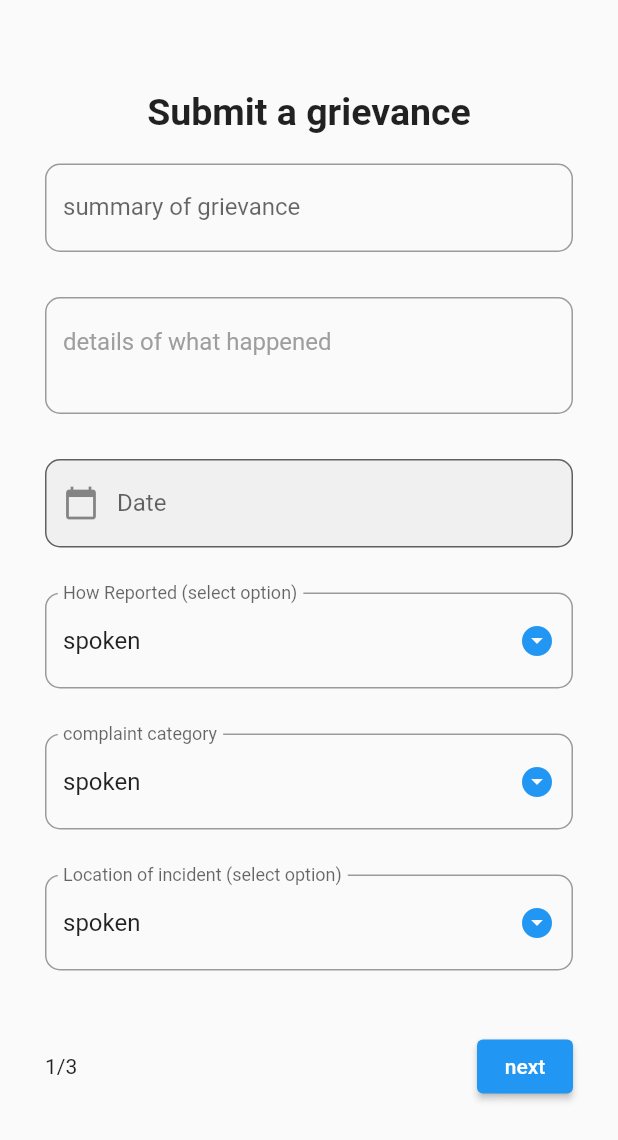
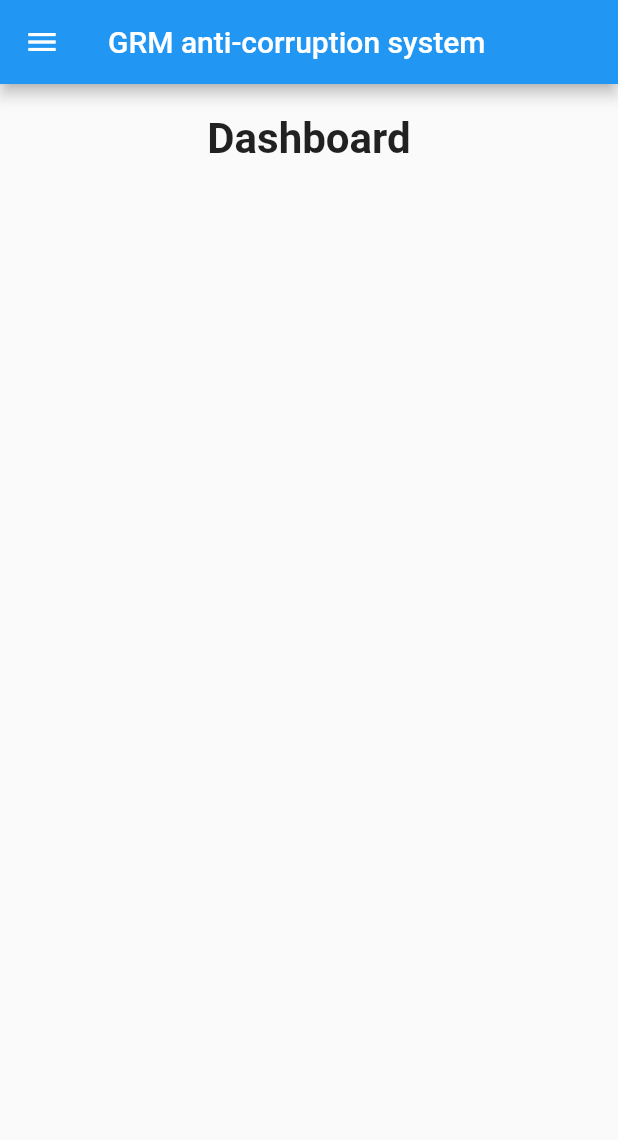
Before and after one commit to kristianinc/grm, a Flutter app: the screen it shows after launch, after a tap on "Sign In", on a phone screen of 412 x 824 dp. Shown: the top 1140 px of the screen. Run offline on Flutter 3.47's test engine with Material 2 defaults, Android fonts, the phone set to English and light mode, and no system bars; our stand-ins replace file_picker; network calls fail.

Commit message:
UI and form navigation improved

```diff
--- /dev/null
+++ b/lib/dashboard.dart
@@ -0,0 +1,45 @@
+import 'package:flutter/material.dart';
+import 'package:grm/form1.dart';
+import 'package:grm/form2.dart';
+import 'package:grm/form3.dart';
+import 'package:grm/navbar.dart';
+import 'package:grm/splashscreen.dart';
+
+class dashboard extends StatefulWidget {
+  const dashboard({super.key});
+
+  @override
+  State<dashboard> createState() => _dashboardState();
+}
+
+class _dashboardState extends State<dashboard> {
+  int _selectedIndex = 0;
+
+  static const List<Widget> _widgetOptions = <Widget>[
+    form1(),
+    form2(),
+    form3(),
+    Splashscreen()
+  ];
+
+  @override
+  Widget build(BuildContext context) {
+    return Scaffold(
+      drawer: navbar(),
+      appBar: AppBar(title: const Text("GRM anti-corruption system")),
+      body: Container(
+        child: Column(
+          children: [
+            Container(
+              height: 20,
+            ),
+            const Text(
+              "Dashboard",
+              style: TextStyle(fontSize: 28, fontWeight: FontWeight.bold),
+            ),
+          ],
+        ),
+      ),
+    );
+  }
+}
--- a/lib/form2.dart
+++ b/lib/form2.dart
@@ -1,5 +1,6 @@
 import 'package:flutter/material.dart';
 import 'package:grm/form3.dart';
+import 'package:grm/navbar.dart';
 
 enum gender { male, female }
 
@@ -32,15 +33,14 @@ class _form2State extends State<form2> {
   @override
   Widget build(BuildContext context) {
     return Scaffold(
+      drawer: navbar(),
+      appBar: AppBar(title: const Text("GRM anti-corruption system")),
       body: Container(
         child: SingleChildScrollView(
           child: Padding(
             padding: const EdgeInsets.all(30),
             child: Column(
               children: [
-                Container(
-                  height: 30,
-                ),
                 // ElevatedButton(
                 //     onPressed: () {
                 //       Navigator.pop(
--- a/lib/login.dart
+++ b/lib/login.dart
@@ -1,9 +1,38 @@
+import 'dart:convert';
 import 'package:flutter/material.dart';
+import 'package:grm/dashboard.dart';
 import 'package:grm/form1.dart';
+import 'package:http/http.dart' as http;
 
-class login extends StatelessWidget {
-  const login({super.key});
+class login extends StatefulWidget {
+  login({super.key});
 
+  @override
+  State<login> createState() => _loginState();
+}
+
+class _loginState extends State<login> {
+  @override
+  void initState() {
+    register();
+  }
+
+  Map? mapResponse;
+
+  final TextEditingController usernamecontroller = TextEditingController();
+  final TextEditingController passwordcontroller = TextEditingController();
+
+  Future register() async {
+    var url = 'https://milliondollarbaby1.000webhostapp.com/endpoints/get.php';
+    http.Response response = await http.get(Uri.parse(url));
+
+    if (response.statusCode == 200) {
+      var data = jsonDecode(response.body);
+      print(data.toString());
+    }
+  }
+
+  @override
   @override
   Widget build(BuildContext context) {
     return Scaffold(
@@ -40,7 +69,7 @@ class login extends StatelessWidget {
                     height: 20,
                   ),
                   TextField(
-                    //controller: _acctController,
+                    controller: usernamecontroller,
                     decoration: InputDecoration(
                         labelText: 'Username',
                         border: OutlineInputBorder(
@@ -50,7 +79,7 @@ class login extends StatelessWidget {
                     height: 30,
                   ),
                   TextField(
-                    //controller: _acctController,
+                    controller: passwordcontroller,
                     decoration: InputDecoration(
                         labelText: 'Password',
                         border: OutlineInputBorder(
@@ -65,9 +94,14 @@ class login extends StatelessWidget {
                     height: 50,
                     child: ElevatedButton(
                       onPressed: () {
+                        //lets send a http request to the api endpoints
+
+                        // register();
+
+                        //route to form1 or dashboard.
                         Navigator.push(
                           context,
-                          MaterialPageRoute(builder: (context) => form1()),
+                          MaterialPageRoute(builder: (context) => dashboard()),
                         );
                       },
                       style: ButtonStyle(
--- a/lib/splashscreen.dart
+++ b/lib/splashscreen.dart
@@ -20,7 +20,7 @@ class _SplashscreenState extends State<Splashscreen> {
       Navigator.pushReplacement(
           context,
           MaterialPageRoute(
-            builder: (context) => const login(),
+            builder: (context) => login(),
           ));
     });
   }
--- a/pubspec.yaml
+++ b/pubspec.yaml
@@ -32,6 +32,9 @@ dependencies:
     sdk: flutter
   cupertino_icons: ^1.0.2
   file_picker: ^6.0.0
+  http: ^1.1.0
+  fluttertoast: ^8.2.2
+  intl: ^0.18.1
 
 dev_dependencies:
   flutter_test:
```
Also changed, not shown: lib/api/api_conn.dart (added, +14 -0 lines), lib/form1.dart (+17 -14 lines), lib/form3.dart (+6 -43 lines), lib/navbar.dart (+81 -0 lines), lib/settings.dart (added, +34 -0 lines), lib/routes.dart (deleted), lib/success.dart (added), pubspec.lock, 2 other files.
